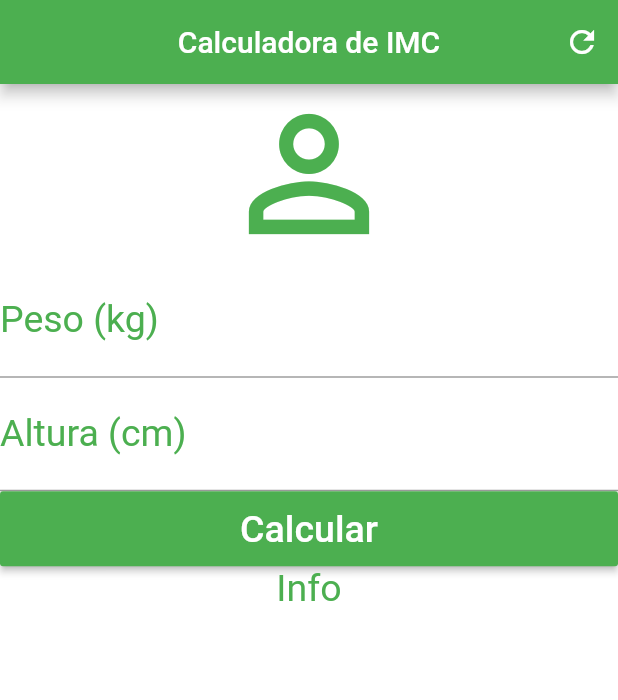
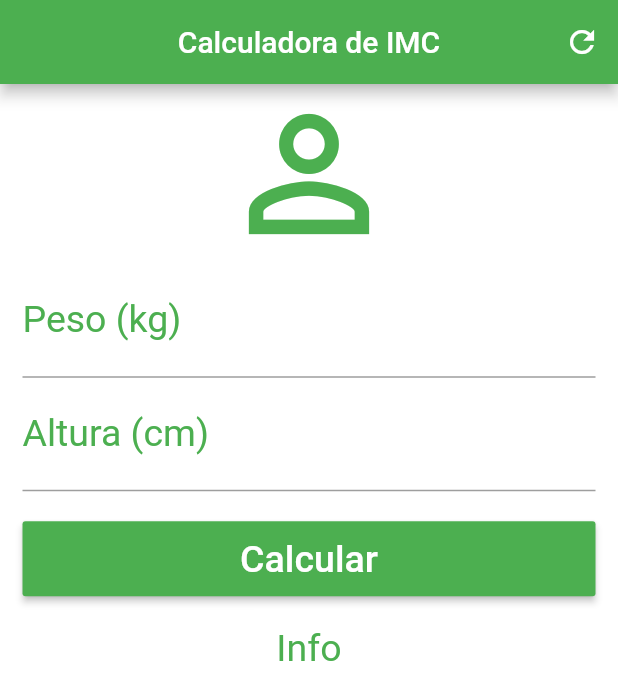
Before and after one commit to nielsonmuniz/calculo_imd, a Flutter app: the screen it shows after launch, on a phone screen of 412 x 824 dp. Shown: the top 700 px of the screen. Run offline on Flutter 3.47's test engine with Material 2 defaults, Android fonts, the phone set to English and light mode, and no system bars.

Commit message:
projeto imc

```diff
--- a/lib/main.dart
+++ b/lib/main.dart
@@ -14,6 +14,11 @@ class Home extends StatefulWidget {
 }
 
 class _HomeState extends State<Home> {
+
+  TextEditingController weightController = TextEditingController();
+  TextEditingController heightController = TextEditingController();
+
+
   @override
   Widget build(BuildContext context) {
     return Scaffold(
@@ -27,6 +32,7 @@ class _HomeState extends State<Home> {
       ),
       backgroundColor: Colors.white,
       body: SingleChildScrollView(
+        padding: EdgeInsets.fromLTRB(15.0, 0.0, 15.0, 0.0),
         child:Column(
           crossAxisAlignment: CrossAxisAlignment.stretch,
           children: <Widget>[
@@ -47,13 +53,16 @@ class _HomeState extends State<Home> {
               textAlign: TextAlign.center,
               style: TextStyle(color: Colors.green, fontSize: 25.0),
             ),
-            Container(
+            Padding(
+              padding: EdgeInsets.only(top: 20.0, bottom: 20.0),
+              child: Container(
                 height: 50.0,
                 child: RaisedButton(
                   onPressed: (){},
                   child: Text("Calcular", style: TextStyle(color: Colors.white,
                       fontSize: 25.0),),
                   color: Colors.green,
+                ),
               ),
             ),
             Text("Info",
```
Lines whose indentation alone changed are shown as unchanged.
